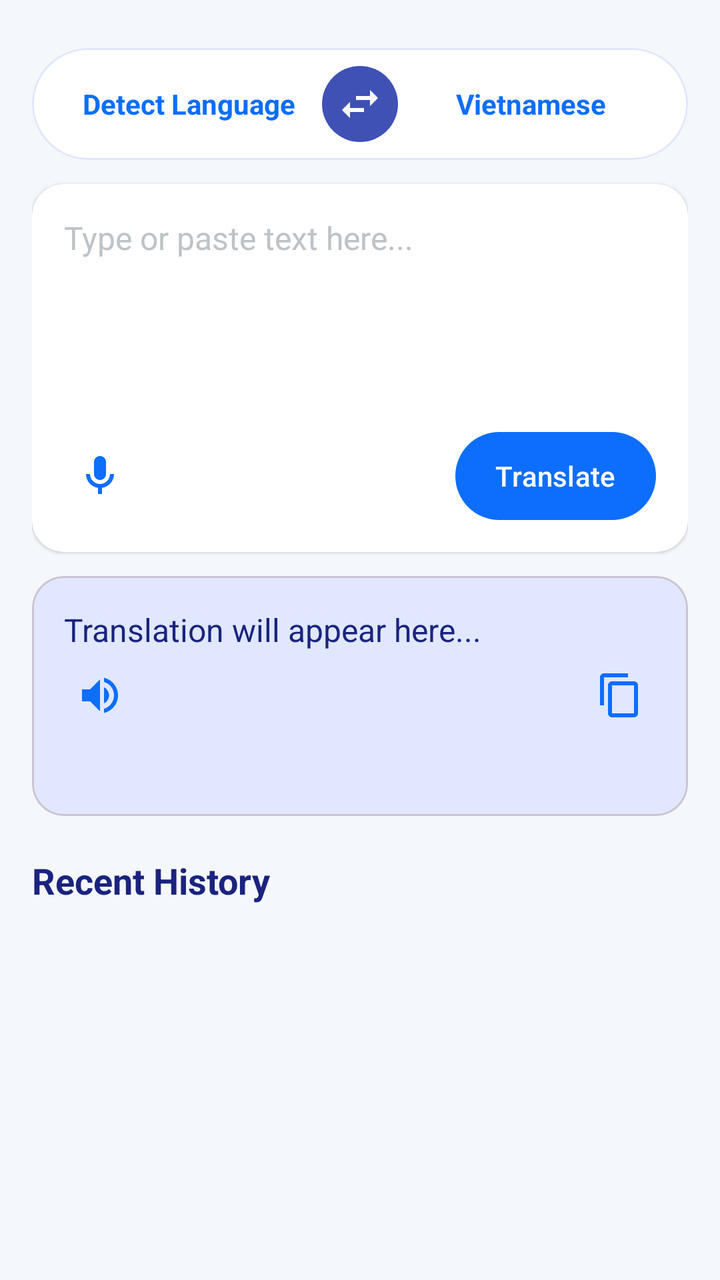
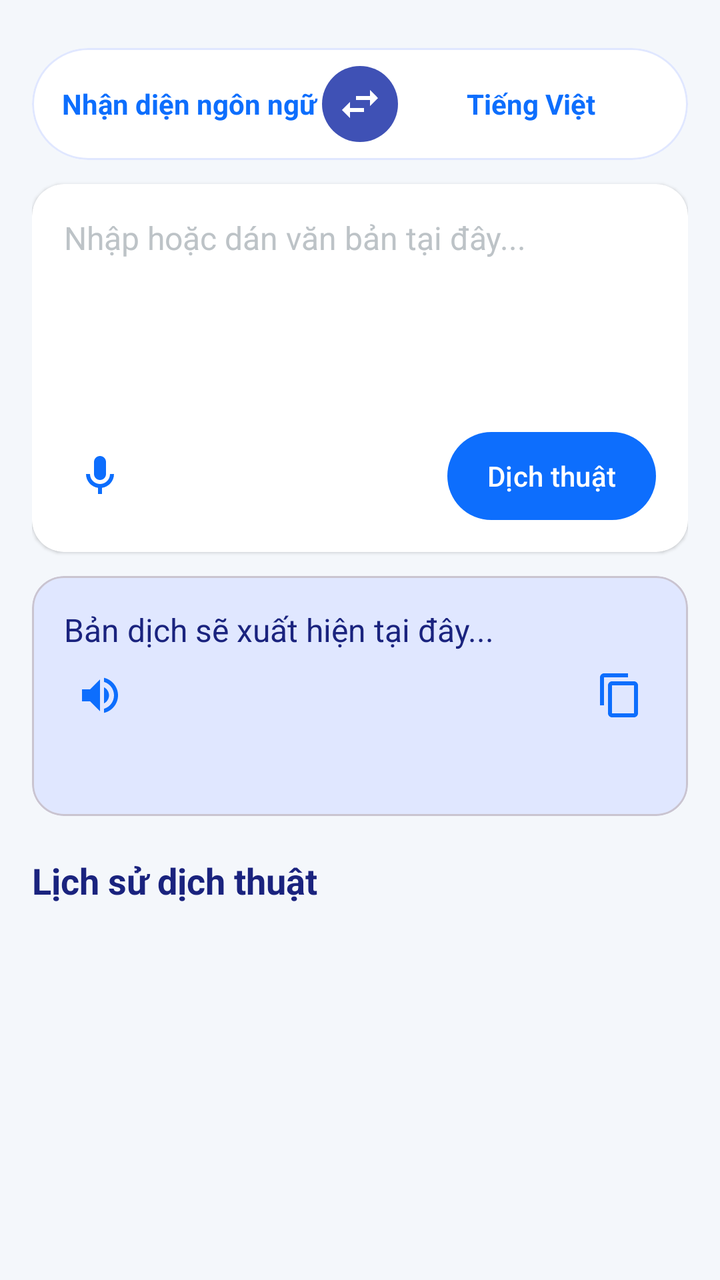

Screens rendered from an Android XML layout before and after an edit, with the pre-edit source and the edit as a unified diff.
<!-- AndroidManifest.xml: application theme Theme.EnglishAIApp -->
<!-- res/layout/fragment_translate.xml -->
<?xml version="1.0" encoding="utf-8"?>
<RelativeLayout xmlns:android="http://schemas.android.com/apk/res/android"
    xmlns:app="http://schemas.android.com/apk/res-auto"
    android:layout_width="match_parent"
    android:layout_height="match_parent"
    android:background="#F4F7FB">

    <ScrollView
        android:layout_width="match_parent"
        android:layout_height="match_parent"
        android:padding="16dp"
        android:scrollbars="none">

        <LinearLayout
            android:layout_width="match_parent"
            android:layout_height="wrap_content"
            android:orientation="vertical">

            
            <com.google.android.material.card.MaterialCardView
                android:layout_width="match_parent"
                android:layout_height="56dp"
                android:layout_marginTop="8dp"
                app:cardCornerRadius="28dp"
                app:cardElevation="0dp"
                app:cardBackgroundColor="#FFFFFF"
                app:strokeWidth="1dp"
                app:strokeColor="#E0E7FF">

                <LinearLayout
                    android:layout_width="match_parent"
                    android:layout_height="match_parent"
                    android:gravity="center"
                    android:orientation="horizontal"
                    android:paddingHorizontal="12dp">

                    <TextView
                        android:id="@+id/tvSourceLang"
                        android:layout_width="0dp"
                        android:layout_height="match_parent"
                        android:layout_weight="1"
                        android:background="?attr/selectableItemBackgroundBorderless"
                        android:clickable="true"
                        android:focusable="true"
                        android:gravity="center"
                        android:text="Detect Language"
                        android:textColor="#0D6EFD"
                        android:textSize="14sp"
                        android:textStyle="bold" />

                    <ImageButton
                        android:id="@+id/btnSwapLang"
                        android:layout_width="38dp"
                        android:layout_height="38dp"
                        android:background="@drawable/bg_circle_button"
                        android:contentDescription="Swap"
                        android:padding="8dp"
                        android:src="@drawable/ic_swap"
                        app:tint="#FFFFFF" />

                    <TextView
                        android:id="@+id/tvTargetLang"
                        android:layout_width="0dp"
                        android:layout_height="match_parent"
                        android:layout_weight="1"
                        android:background="?attr/selectableItemBackgroundBorderless"
                        android:clickable="true"
                        android:focusable="true"
                        android:gravity="center"
                        android:text="Vietnamese"
                        android:textColor="#0D6EFD"
                        android:textSize="14sp"
                        android:textStyle="bold" />
                </LinearLayout>
            </com.google.android.material.card.MaterialCardView>

            
            <com.google.android.material.card.MaterialCardView
                android:layout_width="match_parent"
                android:layout_height="wrap_content"
                android:layout_marginTop="12dp"
                app:cardCornerRadius="16dp"
                app:cardElevation="1dp"
                app:cardBackgroundColor="#FFFFFF"
                app:strokeWidth="0dp">

                <LinearLayout
                    android:layout_width="match_parent"
                    android:layout_height="wrap_content"
                    android:orientation="vertical"
                    android:padding="16dp">

                    <RelativeLayout
                        android:layout_width="match_parent"
                        android:layout_height="wrap_content">

                        <EditText
                            android:id="@+id/etInput"
                            android:layout_width="match_parent"
                            android:layout_height="100dp"
                            android:background="@android:color/transparent"
                            android:gravity="top|start"
                            android:hint="Type or paste text here..."
                            android:textColor="#2C3E50"
                            android:textColorHint="#BDC3C7"
                            android:textSize="16sp" />

                        <ImageView
                            android:id="@+id/btnClear"
                            android:layout_width="28dp"
                            android:layout_height="28dp"
                            android:layout_alignParentEnd="true"
                            android:padding="4dp"
                            android:src="@drawable/ic_clear"
                            android:visibility="gone" />
                    </RelativeLayout>

                    <LinearLayout
                        android:layout_width="match_parent"
                        android:layout_height="wrap_content"
                        android:layout_marginTop="8dp"
                        android:gravity="center_vertical"
                        android:orientation="horizontal">

                        <ImageView
                            android:id="@+id/btnMic"
                            android:layout_width="36dp"
                            android:layout_height="36dp"
                            android:background="?attr/selectableItemBackgroundBorderless"
                            android:padding="6dp"
                            android:src="@drawable/ic_mic"
                            app:tint="#0D6EFD" />

                        <TextView
                            android:id="@+id/tvAutoDetectBadge"
                            android:layout_width="wrap_content"
                            android:layout_height="wrap_content"
                            android:layout_marginStart="6dp"
                            android:background="@drawable/bg_badge"
                            android:paddingHorizontal="8dp"
                            android:paddingVertical="2dp"
                            android:text="Detected: English"
                            android:textColor="#0D6EFD"
                            android:textSize="11sp"
                            android:textStyle="bold"
                            android:visibility="gone" />

                        <View
                            android:layout_width="0dp"
                            android:layout_height="1dp"
                            android:layout_weight="1" />

                        <com.google.android.material.button.MaterialButton
                            android:id="@+id/btnTranslate"
                            android:layout_width="wrap_content"
                            android:layout_height="44dp"
                            android:text="Translate"
                            android:textAllCaps="false"
                            android:textSize="14sp"
                            android:paddingHorizontal="20dp"
                            android:insetTop="0dp"
                            android:insetBottom="0dp"
                            app:backgroundTint="#0D6EFD"
                            app:cornerRadius="22dp" />
                    </LinearLayout>
                </LinearLayout>
            </com.google.android.material.card.MaterialCardView>

            
            <com.google.android.material.card.MaterialCardView
                android:layout_width="match_parent"
                android:layout_height="wrap_content"
                android:layout_marginTop="12dp"
                android:minHeight="120dp"
                app:cardCornerRadius="16dp"
                app:cardElevation="0dp"
                app:cardBackgroundColor="#E0E7FF">

                <RelativeLayout
                    android:layout_width="match_parent"
                    android:layout_height="wrap_content"
                    android:padding="16dp">

                    <TextView
                        android:id="@+id/tvResult"
                        android:layout_width="match_parent"
                        android:layout_height="wrap_content"
                        android:layout_marginBottom="40dp"
                        android:lineSpacingExtra="2dp"
                        android:text="Translation will appear here..."
                        android:textColor="#1A237E"
                        android:textSize="16sp" />

                    <LinearLayout
                        android:layout_width="wrap_content"
                        android:layout_height="wrap_content"
                        android:layout_alignParentBottom="true"
                        android:layout_alignParentStart="true"
                        android:orientation="horizontal">

                        <ImageView
                            android:id="@+id/btnSpeaker"
                            android:layout_width="36dp"
                            android:layout_height="36dp"
                            android:background="?attr/selectableItemBackgroundBorderless"
                            android:padding="6dp"
                            android:src="@drawable/ic_speaker"
                            app:tint="#0D6EFD" />
                    </LinearLayout>

                    <ImageView
                        android:id="@+id/btnCopy"
                        android:layout_width="36dp"
                        android:layout_height="36dp"
                        android:layout_alignParentEnd="true"
                        android:layout_alignParentBottom="true"
                        android:background="?attr/selectableItemBackgroundBorderless"
                        android:padding="6dp"
                        android:src="@drawable/ic_copy"
                        app:tint="#0D6EFD" />
                </RelativeLayout>
            </com.google.android.material.card.MaterialCardView>

            
            <TextView
                android:layout_width="wrap_content"
                android:layout_height="wrap_content"
                android:layout_marginTop="20dp"
                android:layout_marginBottom="8dp"
                android:text="Recent History"
                android:textColor="#1A237E"
                android:textSize="18sp"
                android:textStyle="bold" />

            <androidx.recyclerview.widget.RecyclerView
                android:id="@+id/rvHistory"
                android:layout_width="match_parent"
                android:layout_height="wrap_content"
                android:nestedScrollingEnabled="false" />

        </LinearLayout>
    </ScrollView>

</RelativeLayout>
<!-- resources referenced by this layout -->
<resources>
  <!-- drawable bg_badge (drawable) -->
  <?xml version="1.0" encoding="utf-8"?>
  <shape xmlns:android="http://schemas.android.com/apk/res/android">
      <solid android:color="#C5CAE9" />
      <corners android:radius="12dp" />
  </shape>
  <!-- drawable bg_circle_button (drawable) -->
  <?xml version="1.0" encoding="utf-8"?>
  <shape xmlns:android="http://schemas.android.com/apk/res/android"
      android:shape="oval">
      <solid android:color="#3F51B5" />
  </shape>
  <!-- drawable ic_clear (drawable) -->
  <vector xmlns:android="http://schemas.android.com/apk/res/android"
      android:width="24dp"
      android:height="24dp"
      android:viewportWidth="24"
      android:viewportHeight="24">
      <path
          android:fillColor="#9AA6B8"
          android:pathData="M19,6.41L17.59,5,12,10.59,6.41,5,5,6.41,10.59,12,5,17.59,6.41,19,12,13.41,17.59,19,19,17.59,13.41,12z" />
  </vector>
  <!-- drawable ic_copy (drawable) -->
  <vector xmlns:android="http://schemas.android.com/apk/res/android"
      android:width="24dp"
      android:height="24dp"
      android:viewportWidth="24"
      android:viewportHeight="24">
      <path
          android:fillColor="#1976D2"
          android:pathData="M16,1H4C2.9,1 2,1.9 2,3V17H4V3H16V1ZM19,5H8C6.9,5 6,5.9 6,7V21C6,22.1 6.9,23 8,23H19C20.1,23 21,22.1 21,21V7C21,5.9 20.1,5 19,5ZM19,21H8V7H19V21Z" />
  </vector>
  <!-- drawable ic_mic (drawable) -->
  <vector xmlns:android="http://schemas.android.com/apk/res/android"
      android:width="24dp"
      android:height="24dp"
      android:viewportWidth="24"
      android:viewportHeight="24">
      <path
          android:fillColor="#1976D2"
          android:pathData="M12,14c1.66,0 3,-1.34 3,-3V5c0,-1.66 -1.34,-3 -3,-3S9,3.34 9,5v6c0,1.66 1.34,3 3,3z" />
      <path
          android:fillColor="#1976D2"
          android:pathData="M17,11c0,2.76 -2.24,5 -5,5s-5,-2.24 -5,-5H5c0,3.53 2.61,6.43 6,6.92V21h2v-3.08c3.39,-0.49 6,-3.39 6,-6.92h-2z" />
  </vector>
  <!-- drawable ic_speaker (drawable) -->
  <vector xmlns:android="http://schemas.android.com/apk/res/android"
      android:width="24dp"
      android:height="24dp"
      android:viewportWidth="24"
      android:viewportHeight="24">
      <path
          android:fillColor="#1976D2"
          android:pathData="M3,9v6h4l5,5V4L7,9H3zm13.5,3c0,-1.77 -1.02,-3.29 -2.5,-4.03v8.05c1.48,-0.73 2.5,-2.25 2.5,-4.02zM14,3.23v2.06c2.89,0.86 5,3.54 5,6.71s-2.11,5.85 -5,6.71v2.06c4.01,-0.91 7,-4.49 7,-8.77s-2.99,-7.86 -7,-8.77z" />
  </vector>
  <!-- drawable ic_swap (drawable) -->
  <vector xmlns:android="http://schemas.android.com/apk/res/android"
      android:width="24dp"
      android:height="24dp"
      android:viewportWidth="24"
      android:viewportHeight="24">
      <path
          android:fillColor="#FFFFFF"
          android:pathData="M6.99,11L3,15l3.99,4v-3H14v-2H6.99v-3zM21,9l-3.99,-4v3H10v2h7.01v3L21,9z" />
  </vector>
  <style name="Theme.EnglishAIApp" parent="Theme.Material3.DayNight.NoActionBar" />
</resources>

<!-- the commit's change to res/layout/fragment_translate.xml (unified diff, before → after) -->
@@ -43,7 +43,7 @@
                         android:clickable="true"
                         android:focusable="true"
                         android:gravity="center"
-                        android:text="Detect Language"
+                        android:text="Nhận diện ngôn ngữ"
                         android:textColor="#0D6EFD"
                         android:textSize="14sp"
                         android:textStyle="bold" />
@@ -67,7 +67,7 @@
                         android:clickable="true"
                         android:focusable="true"
                         android:gravity="center"
-                        android:text="Vietnamese"
+                        android:text="Tiếng Việt"
                         android:textColor="#0D6EFD"
                         android:textSize="14sp"
                         android:textStyle="bold" />
@@ -100,7 +100,9 @@
                             android:layout_height="100dp"
                             android:background="@android:color/transparent"
                             android:gravity="top|start"
-                            android:hint="Type or paste text here..."
+                            android:hint="Nhập hoặc dán văn bản tại đây..."
+                            android:importantForAutofill="no"
+                            android:inputType="textMultiLine"
                             android:textColor="#2C3E50"
                             android:textColorHint="#BDC3C7"
                             android:textSize="16sp" />
@@ -112,6 +114,7 @@
                             android:layout_alignParentEnd="true"
                             android:padding="4dp"
                             android:src="@drawable/ic_clear"
+                            android:contentDescription="Clear input"
                             android:visibility="gone" />
                     </RelativeLayout>
 
@@ -139,7 +142,7 @@
                             android:background="@drawable/bg_badge"
                             android:paddingHorizontal="8dp"
                             android:paddingVertical="2dp"
-                            android:text="Detected: English"
+                            android:text="Đã nhận diện: Tiếng Anh"
                             android:textColor="#0D6EFD"
                             android:textSize="11sp"
                             android:textStyle="bold"
@@ -154,7 +157,7 @@
                             android:id="@+id/btnTranslate"
                             android:layout_width="wrap_content"
                             android:layout_height="44dp"
-                            android:text="Translate"
+                            android:text="Dịch thuật"
                             android:textAllCaps="false"
                             android:textSize="14sp"
                             android:paddingHorizontal="20dp"
@@ -187,7 +190,7 @@
                         android:layout_height="wrap_content"
                         android:layout_marginBottom="40dp"
                         android:lineSpacingExtra="2dp"
-                        android:text="Translation will appear here..."
+                        android:text="Bản dịch sẽ xuất hiện tại đây..."
                         android:textColor="#1A237E"
                         android:textSize="16sp" />
 
@@ -217,6 +220,7 @@
                         android:background="?attr/selectableItemBackgroundBorderless"
                         android:padding="6dp"
                         android:src="@drawable/ic_copy"
+                        android:contentDescription="Copy translation"
                         app:tint="#0D6EFD" />
                 </RelativeLayout>
             </com.google.android.material.card.MaterialCardView>
@@ -227,7 +231,7 @@
                 android:layout_height="wrap_content"
                 android:layout_marginTop="20dp"
                 android:layout_marginBottom="8dp"
-                android:text="Recent History"
+                android:text="Lịch sử dịch thuật"
                 android:textColor="#1A237E"
                 android:textSize="18sp"
                 android:textStyle="bold" />
